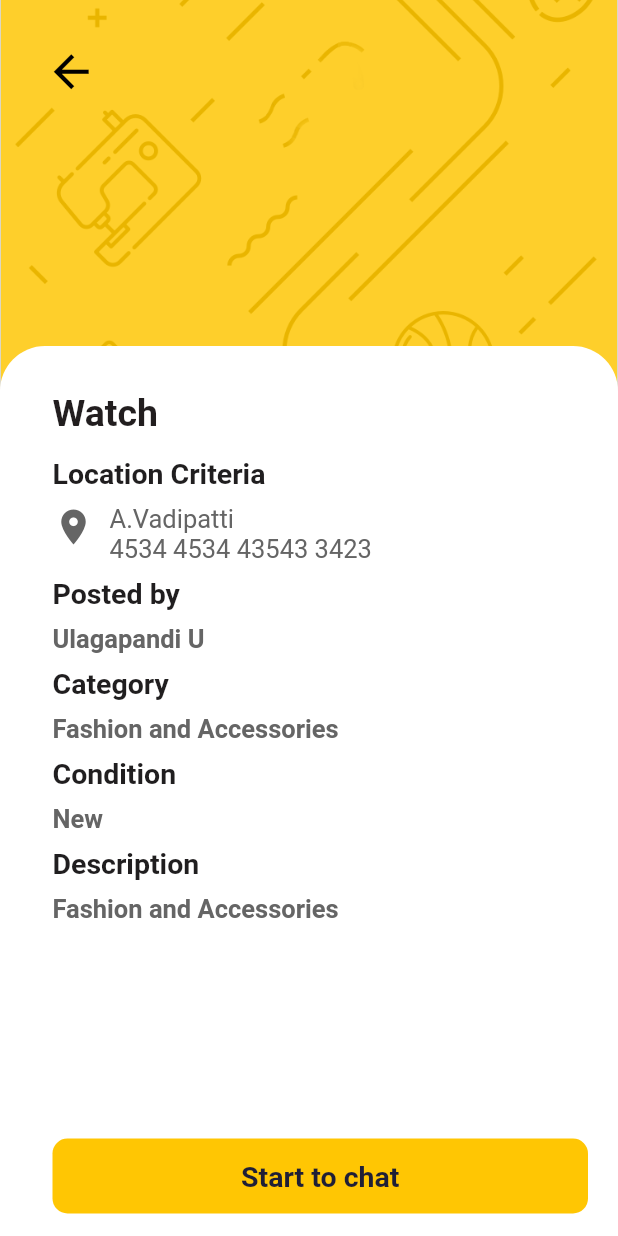
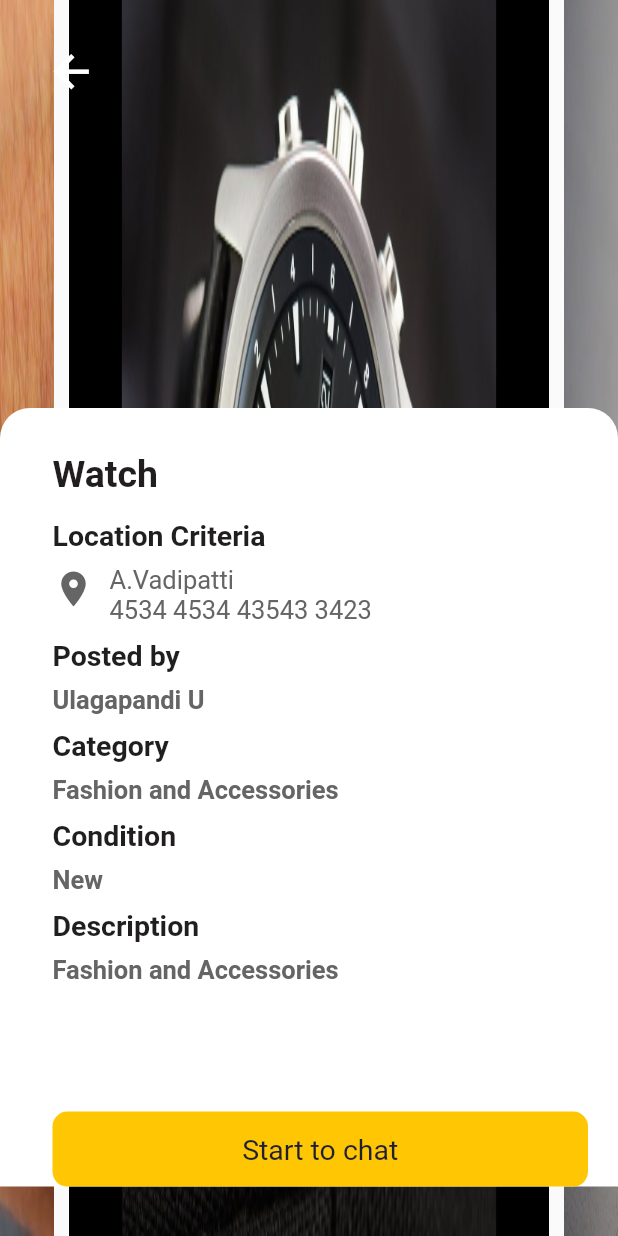
Before and after one commit to Ellora-Systems/K-Change-Notification, a Flutter app: the screen it shows after launch, after a tap on the "arrow back" icon, on a phone screen of 412 x 824 dp. Run offline on Flutter 3.47's test engine with Material 2 defaults, Android fonts, the light colour scheme and no system bars; drawn by our look-alikes of carousel_slider; our stand-ins replace toast.

Commit message:
Image slider added

```diff
--- a/lib/cart.dart
+++ b/lib/cart.dart
@@ -1,5 +1,9 @@
+import 'dart:core';
+
 import 'package:flutter/material.dart';
 import 'package:flutter/cupertino.dart';
+import 'package:toast/toast.dart';
+import 'package:carousel_slider/carousel_slider.dart';
 
 class CartMain extends StatelessWidget {
   @override
@@ -14,8 +18,16 @@ class CartMain extends StatelessWidget {
 }
 
 class Cart extends StatefulWidget {
+  List<String> assetImagesList = [
+    "assets/watch_1.jpg",
+    "assets/watch_2.jpg",
+    "assets/watch_3.jpg"
+  ];
+
   @override
-  _CartState createState() => _CartState();
+  _CartState createState() {
+    return _CartState();
+  }
 }
 
 class _CartState extends State<Cart> {
@@ -23,34 +35,49 @@ class _CartState extends State<Cart> {
   Widget build(BuildContext context) {
     return Stack(
       children: <Widget>[
-        Container(
+        CarouselSlider(
+          height: MediaQuery.of(context).size.height * 35,
+          items: widget.assetImagesList.map((i) {
+            return Builder(
+              builder: (BuildContext context) {
+                return Container(
                     width: MediaQuery.of(context).size.width,
+                    margin: EdgeInsets.symmetric(horizontal: 5.0),
+                    child: Container(
                       height: MediaQuery.of(context).size.height * 0.35,
-          child: Image.asset(
-            'assets/notification_top_bar.png',
-            fit: BoxFit.fitWidth,
+                      child: Image(
+                        image: AssetImage(i),
+                        fit: BoxFit.fill,
                       ),
+                    ));
+              },
+            );
+          }).toList(),
         ),
         Align(
           alignment: Alignment.topLeft,
           child: Padding(
               padding: EdgeInsets.all(30),
+              child: InkWell(
+                onTap: () {
+                  Navigator.pop(context);
+                },
                 child: Icon(
                   Icons.arrow_back,
-              color: Colors.black,
+                  color: Colors.white,
                   size: 35,
                 ),
-          ),
+              )),
         ),
         Container(
           width: MediaQuery.of(context).size.width,
-          height: MediaQuery.of(context).size.height * 0.72,
+          height: MediaQuery.of(context).size.height * 0.63,
           margin:
-              EdgeInsets.only(top: MediaQuery.of(context).size.height * 0.28),
+              EdgeInsets.only(top: MediaQuery.of(context).size.height * 0.33),
           decoration: BoxDecoration(
               color: Colors.white,
               borderRadius: BorderRadius.only(
-                  topLeft: Radius.circular(30), topRight: Radius.circular(30))),
+                  topLeft: Radius.circular(20), topRight: Radius.circular(20))),
           child: Container(
               alignment: Alignment.topLeft,
               padding: EdgeInsets.only(top: 30, left: 35, right: 20),
@@ -192,22 +219,26 @@ class _CartState extends State<Cart> {
                     ),
                   )),
                   Container(
-                      margin: EdgeInsets.only(bottom: 15),
                       height: 50,
                       decoration: BoxDecoration(
                           borderRadius: BorderRadius.all(Radius.circular(10)),
                           color: Color(0xFFFFC603)),
                       width: MediaQuery.of(context).size.width,
                       alignment: Alignment.bottomCenter,
+                      child: InkWell(
+                        onTap: () {
+                          Toast.show("start to chat", context);
+                        },
+                        splashColor: Colors.grey,
                         child: Center(
                             child: Text(
                           "Start to chat",
-                        textAlign: TextAlign.center,
                           style: TextStyle(
                             color: Color(0xFF1F1F36),
                             fontSize: 19,
-                            fontWeight: FontWeight.w600),
-                      )))
+                          ),
+                        )),
+                      ))
                 ],
               )),
         )
@@ -215,3 +246,11 @@ class _CartState extends State<Cart> {
     );
   }
 }
+
+Widget getImageView(String i, BuildContext context) {
+  return Container(
+    width: MediaQuery.of(context).size.width,
+    height: MediaQuery.of(context).size.height,
+    child: Image.asset('assets/watch_1.jpg'),
+  );
+}
--- a/pubspec.yaml
+++ b/pubspec.yaml
@@ -23,6 +23,8 @@ dependencies:
   # The following adds the Cupertino Icons font to your application.
   # Use with the CupertinoIcons class for iOS style icons.
   cupertino_icons: ^0.1.2
+  carousel_slider: ^1.3.0
+  toast: ^0.1.5
 
 dev_dependencies:
   flutter_test:
@@ -41,6 +43,9 @@ flutter:
   # To add assets to your application, add an assets section, like this:
   assets:
     - assets/notification_top_bar.png
+    - assets/watch_1.jpg
+    - assets/watch_2.jpg
+    - assets/watch_3.jpg
   #  - images/a_dot_ham.jpeg
   # An image asset can refer to one or more resolution-specific "variants", see
   # https://flutter.dev/assets-and-images/#resolution-aware.
```
Also changed, not shown: assets/watch_1.jpg (added), assets/watch_2.jpg (added), assets/watch_3.jpg (added), pubspec.lock. Lines whose indentation alone changed are shown as unchanged.
